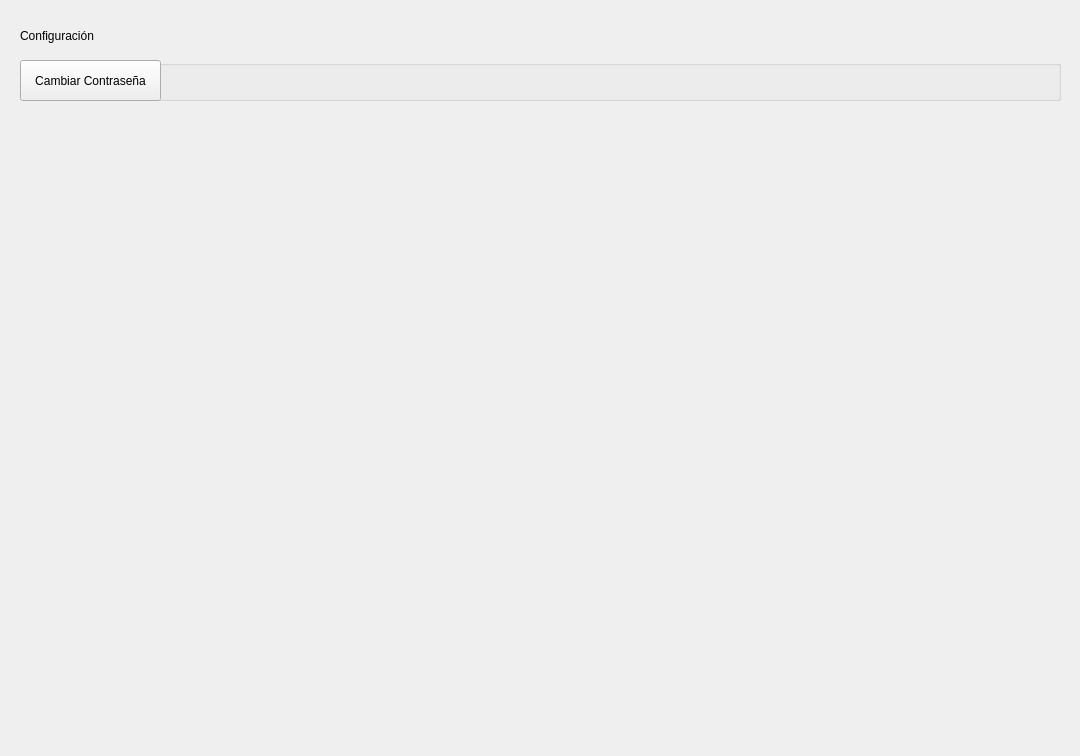
First picture: the form in ui/qt/configuracion_page.ui, repository i82camud/Club_Padel, before the edit.
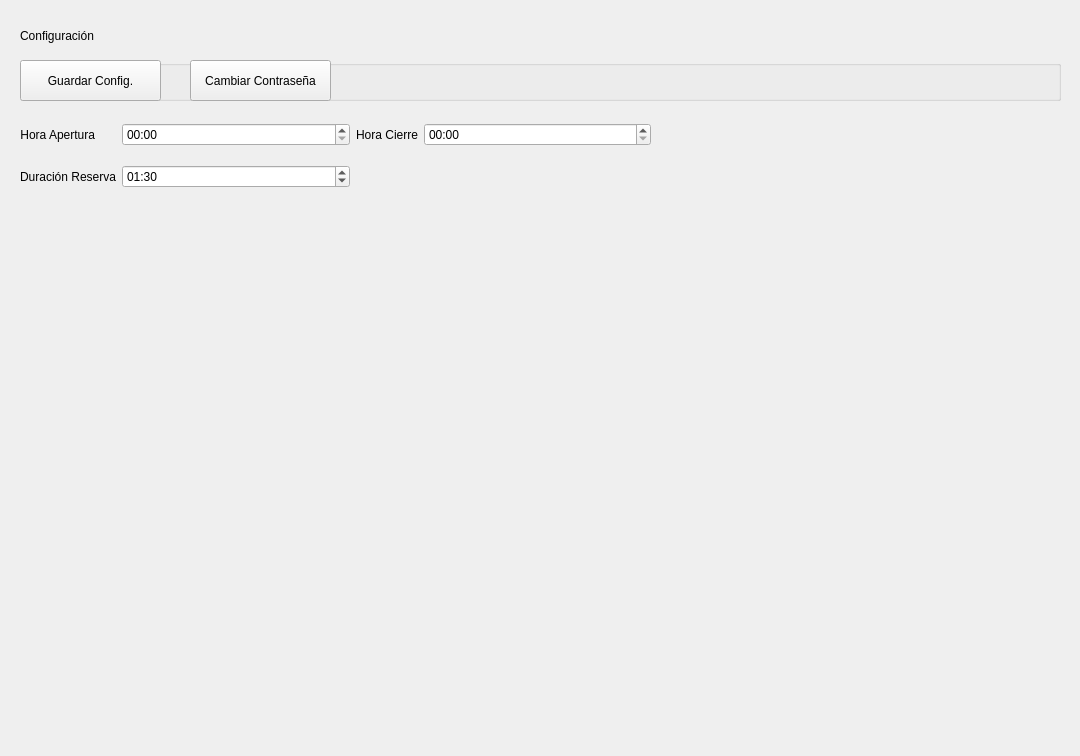
Second picture: the form after the edit.

The edit to the form file:
```diff
--- a/ui/qt/configuracion_page.ui
+++ b/ui/qt/configuracion_page.ui
@@ -38,7 +38,7 @@
    <property name="title">
     <string/>
    </property>
-   <widget class="QPushButton" name="btn_clave">
+   <widget class="QPushButton" name="btn_guardar">
     <property name="geometry">
      <rect>
       <x>0</x>
@@ -48,10 +48,111 @@
      </rect>
     </property>
     <property name="text">
+     <string>Guardar Config.</string>
+    </property>
+   </widget>
+   <widget class="QPushButton" name="btn_clave">
+    <property name="geometry">
+     <rect>
+      <x>170</x>
+      <y>0</y>
+      <width>141</width>
+      <height>41</height>
+     </rect>
+    </property>
+    <property name="text">
      <string>Cambiar Contraseña</string>
     </property>
    </widget>
   </widget>
+  <widget class="QWidget" name="gridLayoutWidget">
+   <property name="geometry">
+    <rect>
+     <x>20</x>
+     <y>110</y>
+     <width>631</width>
+     <height>91</height>
+    </rect>
+   </property>
+   <layout class="QGridLayout" name="gridLayout">
+    <item row="0" column="1">
+     <widget class="QTimeEdit" name="timeApertura">
+      <property name="displayFormat">
+       <string>HH:mm</string>
+      </property>
+     </widget>
+    </item>
+    <item row="0" column="2">
+     <widget class="QLabel" name="label_5">
+      <property name="sizePolicy">
+       <sizepolicy hsizetype="Fixed" vsizetype="Preferred">
+        <horstretch>0</horstretch>
+        <verstretch>0</verstretch>
+       </sizepolicy>
+      </property>
+      <property name="text">
+       <string>Hora Cierre</string>
+      </property>
+      <property name="alignment">
+       <set>Qt::AlignRight|Qt::AlignTrailing|Qt::AlignVCenter</set>
+      </property>
+     </widget>
+    </item>
+    <item row="0" column="3">
+     <widget class="QTimeEdit" name="timeCierre">
+      <property name="displayFormat">
+       <string>HH:mm</string>
+      </property>
+     </widget>
+    </item>
+    <item row="0" column="0">
+     <widget class="QLabel" name="label_4">
+      <property name="sizePolicy">
+       <sizepolicy hsizetype="Fixed" vsizetype="Preferred">
+        <horstretch>0</horstretch>
+        <verstretch>0</verstretch>
+       </sizepolicy>
+      </property>
+      <property name="text">
+       <string>Hora Apertura</string>
+      </property>
+      <property name="alignment">
+       <set>Qt::AlignRight|Qt::AlignTrailing|Qt::AlignVCenter</set>
+      </property>
+     </widget>
+    </item>
+    <item row="1" column="0">
+     <widget class="QLabel" name="label_8">
+      <property name="sizePolicy">
+       <sizepolicy hsizetype="Fixed" vsizetype="Preferred">
+        <horstretch>0</horstretch>
+        <verstretch>0</verstretch>
+       </sizepolicy>
+      </property>
+      <property name="text">
+       <string>Duración Reserva</string>
+      </property>
+      <property name="alignment">
+       <set>Qt::AlignRight|Qt::AlignTrailing|Qt::AlignVCenter</set>
+      </property>
+     </widget>
+    </item>
+    <item row="1" column="1">
+     <widget class="QTimeEdit" name="timeReserva">
+      <property name="displayFormat">
+       <string>HH:mm</string>
+      </property>
+      <property name="time">
+       <time>
+        <hour>1</hour>
+        <minute>30</minute>
+        <second>0</second>
+       </time>
+      </property>
+     </widget>
+    </item>
+   </layout>
+  </widget>
  </widget>
  <resources/>
  <connections/>
```
